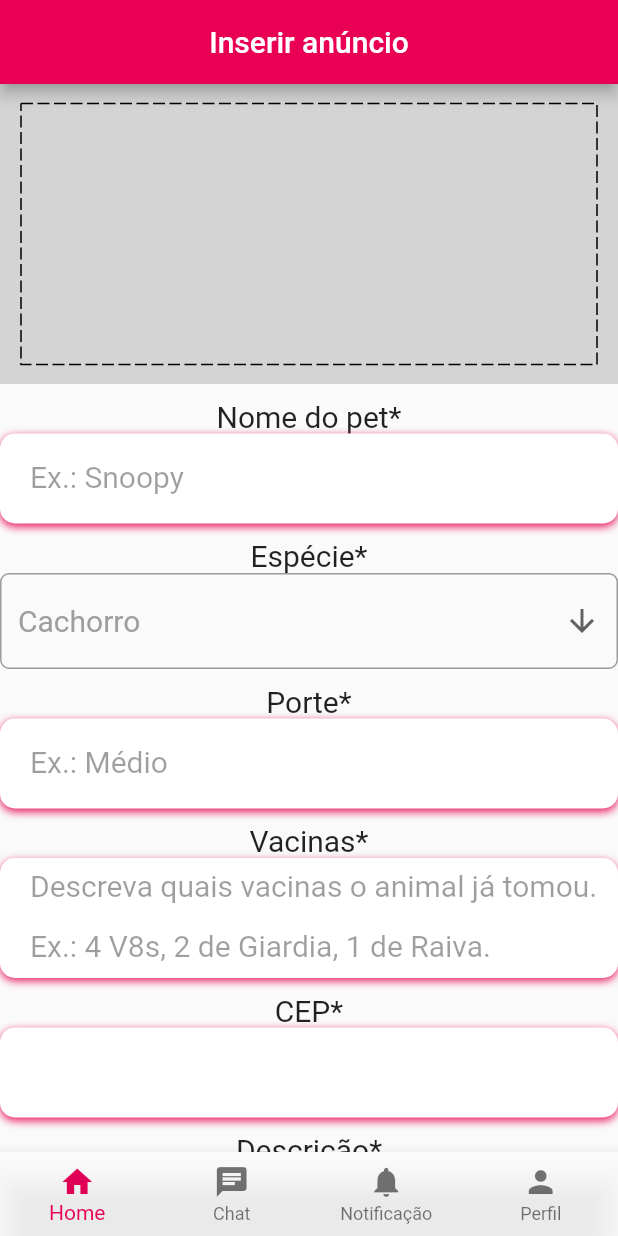
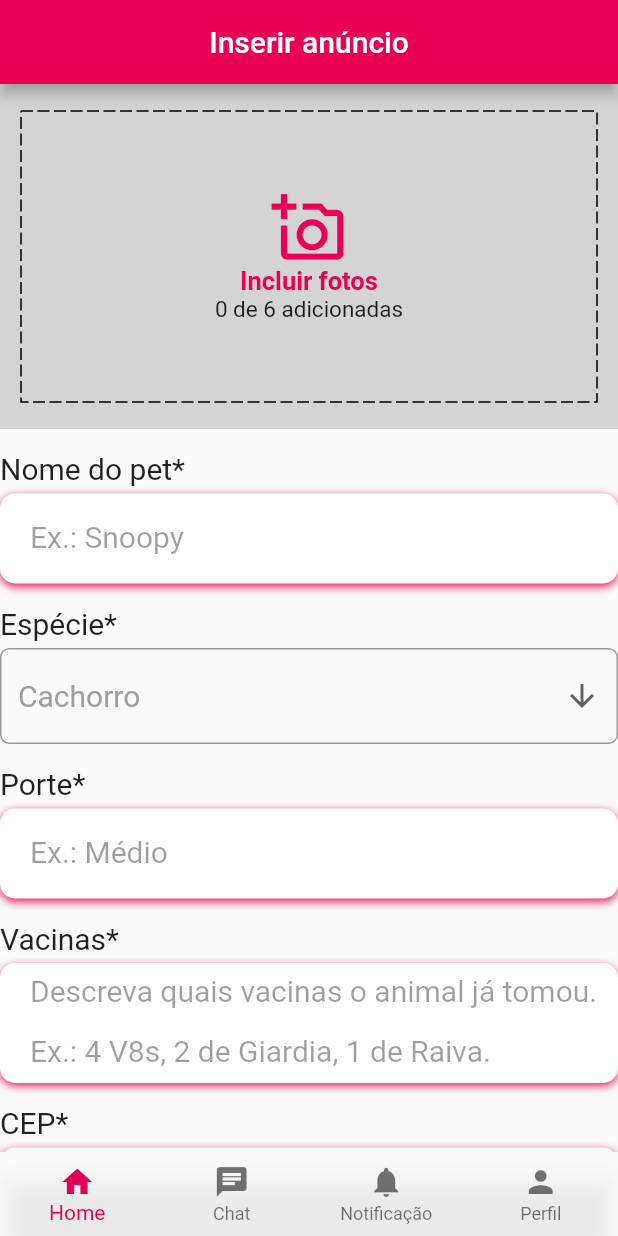
Before and after one commit to vitorekr/UnBArqDsw2022-2-2022.2_G4_IdotPet_Frontend, a Flutter app: the screen it shows after launch, on a phone screen of 412 x 824 dp. Run offline on Flutter 3.47's test engine with Material 2 defaults, Android fonts, the phone set to English and light mode, and no system bars; drawn by our look-alikes of dotted_border; our stand-ins replace dio, get; accounts and stored records are empty.

Commit message:
Adicionando icon e melhorando apresentação da página
Co-Authored-By: Luan Cavalcante <67024690+Luan-Cavalcante@users.noreply.github.com>
Co-Authored-By: vitorekr <56610229+vitorekr@users.noreply.github.com>
Co-Authored-By: Nícolas Roberto <66215835+Nicolas-Roberto@users.noreply.github.com>

```diff
--- a/lib/modules/cadastroPet/ui/cadastrar_pet.dart
+++ b/lib/modules/cadastroPet/ui/cadastrar_pet.dart
@@ -13,7 +13,7 @@ Widget buildPhotoUpload() {
     },
     child: Container(
       width: double.infinity,
-      height: 200,
+      height: 230,
       color: const Color.fromRGBO(212, 212, 212, 1),
       alignment: Alignment.center,
       child: DottedBorder(
@@ -22,8 +22,29 @@ Widget buildPhotoUpload() {
         dashPattern: [8,3],
         child: Container(
           width: 380,
-          height: 170,
+          height: 190,
           color: const Color.fromRGBO(212, 212, 212, 1),
+          child: Column(
+          mainAxisAlignment: MainAxisAlignment.center,
+          crossAxisAlignment: CrossAxisAlignment.center,
+            children: const [
+              Icon(Icons.add_a_photo_outlined,
+                    color: Color.fromRGBO(233, 0, 84, 1),
+                    size: 50),
+              Text("Incluir fotos",
+                style: TextStyle(
+                  fontSize: 17,
+                  color: Color.fromRGBO(233, 0, 84, 1),
+                  fontWeight: FontWeight.bold,
+                ),
+              ),
+              Text("0 de 6 adicionadas",
+                style: TextStyle(
+                  fontSize: 15,
+                ),
+              ),
+            ]
+          ),
         ),
       ),
     ),
@@ -272,10 +293,12 @@ class CadastrarPet extends StatelessWidget {
       body:
         SingleChildScrollView(
           child: Column(
+            mainAxisAlignment: MainAxisAlignment.start,
+            crossAxisAlignment: CrossAxisAlignment.start,
             children:[
             buildPhotoUpload(),
             const SizedBox(
-              height: 10,
+              height: 15,
             ),
             const Text('Nome do pet*',
               textAlign: TextAlign.left,
@@ -283,9 +306,12 @@ class CadastrarPet extends StatelessWidget {
                 fontSize: 20,
               ),
             ),
+            const SizedBox(
+              height: 5,
+            ),
             buildName(),
             const SizedBox(
-              height: 10,
+              height: 15,
             ),
             const Text('Espécie*',
               textAlign: TextAlign.left,
@@ -293,9 +319,12 @@ class CadastrarPet extends StatelessWidget {
                 fontSize: 20,
               ),
             ),
+            const SizedBox(
+              height: 5,
+            ),
             const DropdownButtonEspecie(),
             const SizedBox(
-              height: 10,
+              height: 15,
             ),
             const Text('Porte*',
               textAlign: TextAlign.left,
@@ -303,9 +332,12 @@ class CadastrarPet extends StatelessWidget {
                 fontSize: 20,
               ),
             ),
+            const SizedBox(
+              height: 5,
+            ),
             buildSize(),
             const SizedBox(
-              height: 10,
+              height: 15,
             ),
             const Text('Vacinas*',
               textAlign: TextAlign.left,
@@ -313,9 +345,12 @@ class CadastrarPet extends StatelessWidget {
                 fontSize: 20,
               ),
             ),
+            const SizedBox(
+              height: 5,
+            ),
             buildVaccines(),
             const SizedBox(
-              height: 10,
+              height: 15,
             ),
             const Text('CEP*',
               textAlign: TextAlign.left,
@@ -323,15 +358,21 @@ class CadastrarPet extends StatelessWidget {
                 fontSize: 20,
               ),
             ),
+            const SizedBox(
+              height: 5,
+            ),
             buildCEP(),
             const SizedBox(
-              height: 10,
+              height: 15,
             ),
             const Text('Descrição*',
               textAlign: TextAlign.left,
               style: TextStyle(
                 fontSize: 20,
               ),
+            ),
+            const SizedBox(
+              height: 5,
             ),
             buildDescription(),
             const SizedBox(
```
